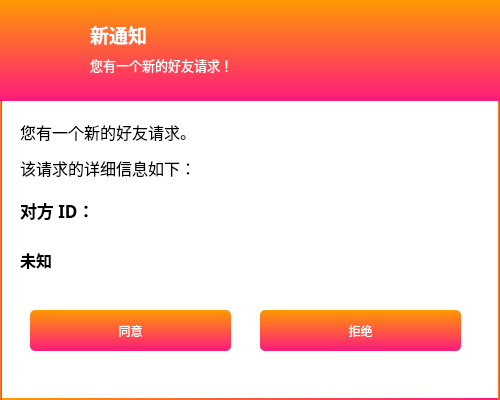
This is src/notificationpanel.ui in WHUCSLASD2017/nowe as Qt 5 draws it before an edit. The edited form follows.
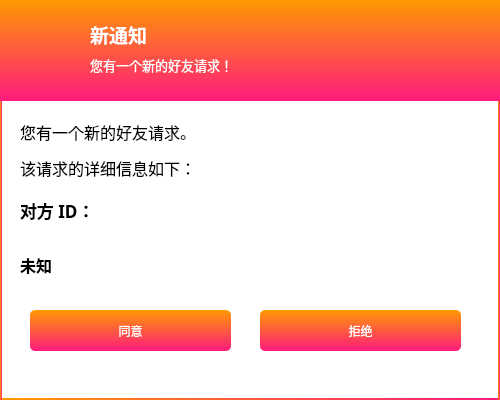
This is the edited form. Icons and pictures are not drawn.

What changed in the file:
```diff
--- a/src/notificationpanel.ui
+++ b/src/notificationpanel.ui
@@ -151,7 +151,7 @@
      <rect>
       <x>20</x>
       <y>190</y>
-      <width>101</width>
+      <width>451</width>
       <height>41</height>
      </rect>
     </property>
@@ -176,7 +176,7 @@
       <x>20</x>
       <y>240</y>
       <width>441</width>
-      <height>41</height>
+      <height>51</height>
      </rect>
     </property>
     <property name="font">
```
